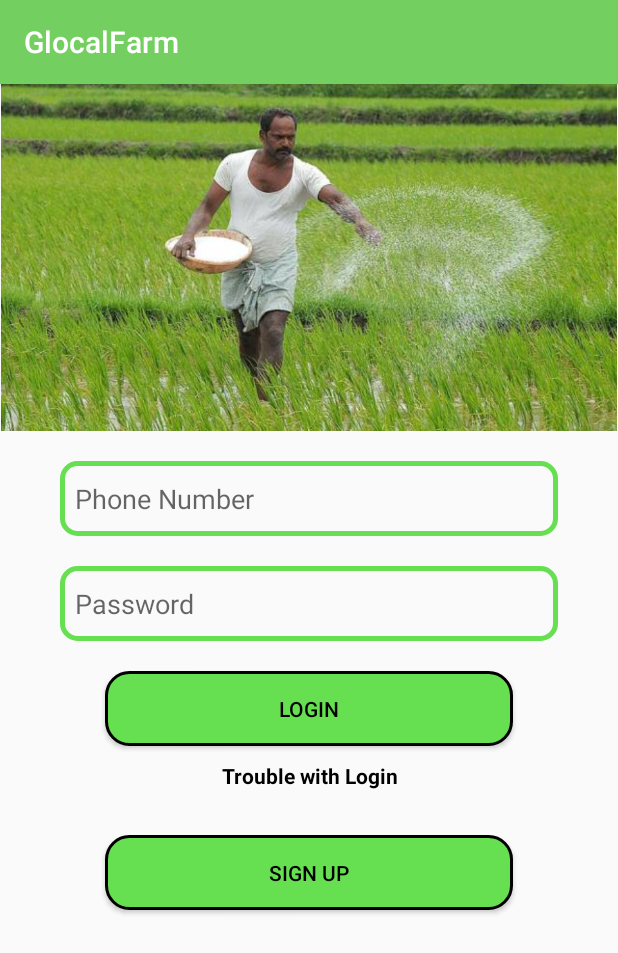
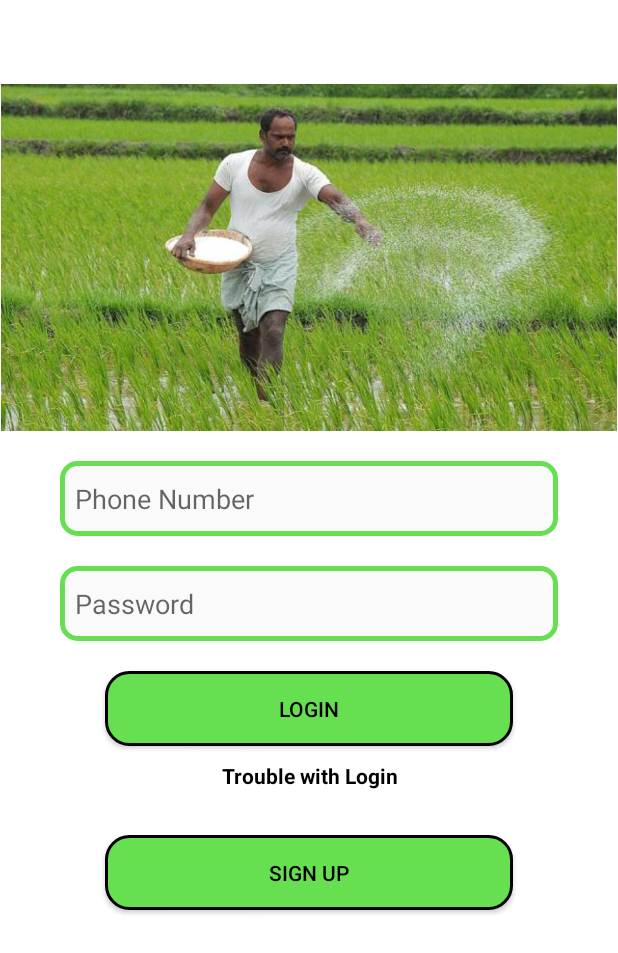
Before and after one commit to ashishrawat2911/Android-GlocalFarm, an Android app: the screen it shows after launch (LoginActivity), on a phone screen of 412 x 824 dp. Shown: the top 953 px of the screen. Run offline under Robolectric (Android 15) with nearby library versions, the phone set to English and light mode, and no system bars.

Commit message:
Changed background to white

```diff
--- a/app/src/main/res/layout/activity_login.xml
+++ b/app/src/main/res/layout/activity_login.xml
@@ -5,6 +5,7 @@
     android:layout_height="match_parent"
     android:layout_gravity="center"
     android:orientation="vertical"
+    android:background="@color/colorWhite"
     tools:context=".activities.LoginActivity">
 
     <LinearLayout
--- a/app/src/main/res/layout/activity_sign_up.xml
+++ b/app/src/main/res/layout/activity_sign_up.xml
@@ -3,6 +3,7 @@
     xmlns:tools="http://schemas.android.com/tools"
     android:layout_width="match_parent"
     android:layout_height="match_parent"
+    android:background="@color/colorWhite"
     tools:context=".activities.SignUpActivity">
 
     <LinearLayout
--- a/app/src/main/res/layout/categories_item.xml
+++ b/app/src/main/res/layout/categories_item.xml
@@ -5,8 +5,8 @@
     android:id="@+id/card_view_show_card"
     android:layout_width="match_parent"
     android:layout_height="wrap_content"
+    android:background="@color/colorWhite"
     android:layout_margin="4dp"
-
     android:elevation="100dp"
     android:focusable="true"
     android:foreground="?android:attr/selectableItemBackground"
--- a/app/src/main/res/layout/fragment_fruits_category.xml
+++ b/app/src/main/res/layout/fragment_fruits_category.xml
@@ -4,6 +4,7 @@
     android:layout_width="match_parent"
     android:layout_height="match_parent"
     android:orientation="vertical"
+    android:background="@color/colorWhite"
     tools:context=".fragments.FruitsCategoryFragment">
 
     <LinearLayout
--- a/app/src/main/res/layout/fragment_vegetable_category.xml
+++ b/app/src/main/res/layout/fragment_vegetable_category.xml
@@ -4,6 +4,7 @@
     android:layout_width="match_parent"
     android:layout_height="match_parent"
     android:orientation="vertical"
+    android:background="@color/colorWhite"
     tools:context=".fragments.VegetableCategoryFragment">
 
     <LinearLayout
--- a/app/src/main/res/values/colors.xml
+++ b/app/src/main/res/values/colors.xml
@@ -1,7 +1,7 @@
 <?xml version="1.0" encoding="utf-8"?>
 <resources>
-    <color name="colorPrimary">#73d060</color>
-    <color name="colorPrimaryDark">#2c7535</color>
+    <color name="colorPrimary">#ffffff</color>
+    <color name="colorPrimaryDark">#ffffff</color>
     <color name="colorAccent">#FF4081</color>
     <color name="companyColor">#66df51</color>
     <color name="black">#000</color>
```
Also changed, not shown: app/src/main/res/layout/vegetable_details_costumer.xml (+10 -5 lines), app/src/main/res/layout/vegetable_details_farmer.xml (+4 -3 lines).
